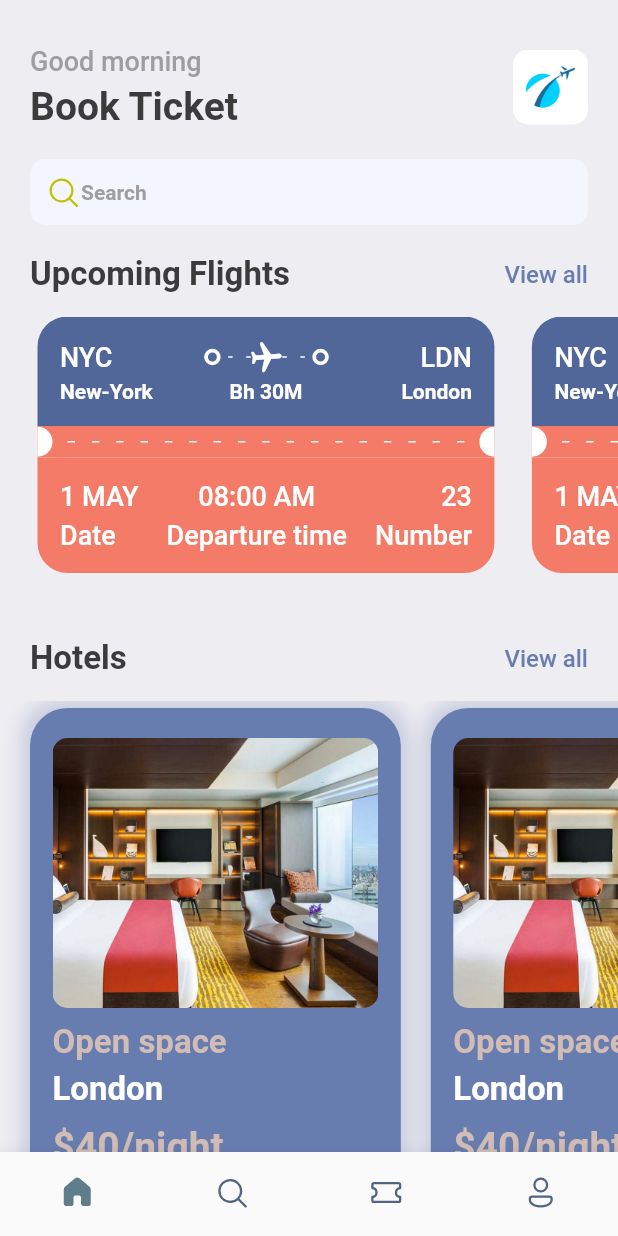
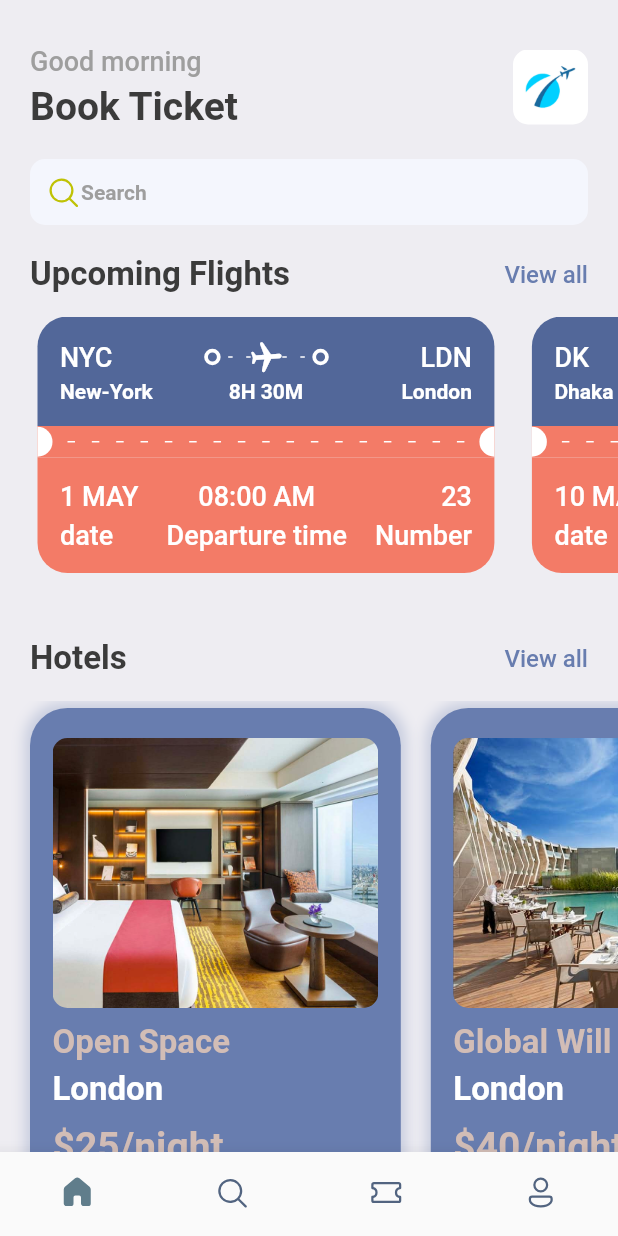
Before and after one commit to med-bs/booktickets, a Flutter app: the screen it shows after launch, on a phone screen of 412 x 824 dp. Run offline on Flutter 3.47's test engine with Material 2 defaults, Android fonts, the phone set to English and light mode, and no system bars; our stand-ins replace fluentui_icons, gap.

Commit message:
ticket and hotel dynamic 1

```diff
--- a/lib/screens/home_screen.dart
+++ b/lib/screens/home_screen.dart
@@ -1,5 +1,6 @@
 import 'package:booktickets/screens/hotel_screen.dart';
 import 'package:booktickets/screens/ticket_view.dart';
+import 'package:booktickets/utils/app_info_list.dart';
 import 'package:booktickets/utils/app_styles.dart';
 import 'package:fluentui_icons/fluentui_icons.dart';
 import 'package:flutter/material.dart';
@@ -75,10 +76,7 @@ class HomeScreen extends StatelessWidget {
             scrollDirection: Axis.horizontal,
             padding: const EdgeInsets.only(left: 20),
             child: Row(
-              children: const [
-                TicketView(),
-                TicketView(),
-              ],
+              children: ticketList.map((singleTicket) => TicketView(ticket: singleTicket)).toList(),
             ),
           ),
           const Gap(15),
@@ -99,10 +97,7 @@ class HomeScreen extends StatelessWidget {
             scrollDirection: Axis.horizontal,
             padding: const EdgeInsets.only(left: 20),
             child: Row(
-              children: const [
-                HotelScreen(),
-                HotelScreen(),
-              ],
+              children: hotelList.map((singleHotel) => HotelScreen(hotel: singleHotel)).toList(),
             ),
           ),
         ],
--- a/lib/screens/hotel_screen.dart
+++ b/lib/screens/hotel_screen.dart
@@ -4,7 +4,8 @@ import 'package:flutter/material.dart';
 import 'package:gap/gap.dart';
 
 class HotelScreen extends StatelessWidget {
-  const HotelScreen({Key? key}) : super(key: key);
+  final Map<String, dynamic> hotel;
+  const HotelScreen({Key? key, required this.hotel}) : super(key: key);
 
   @override
   Widget build(BuildContext context) {
@@ -19,8 +20,8 @@ class HotelScreen extends StatelessWidget {
         borderRadius: BorderRadius.circular(25),
         boxShadow: [BoxShadow(
           color: Styles.primaryColor.withOpacity(0.3),
-          blurRadius: 10,
-          spreadRadius: 5
+          blurRadius: 7,
+          spreadRadius: 3
         )]
       ),
       child: Column(
@@ -31,23 +32,23 @@ class HotelScreen extends StatelessWidget {
             decoration: BoxDecoration(
               borderRadius: BorderRadius.circular(10),
               color: Styles.primaryColor,
-              image: const DecorationImage(
+              image: DecorationImage(
                 fit: BoxFit.cover,
-                image: AssetImage("assets/images/one.png"),
+                image: AssetImage("assets/images/${hotel["image"]}"),
                 //2.40
               )
             ),
           ),
           const Gap(10),
-          Text("Open space",
+          Text(hotel["place"],
           style: Styles.headLineStyle2.copyWith(color: Styles.kakiColor),
           ),
           const Gap(5),
-          Text("London",
+          Text(hotel["destination"],
             style: Styles.headLineStyle2.copyWith(color: Colors.white),
           ),
           const Gap(10),
-          Text("\$40/night",
+          Text("\$${hotel["price"]}/night",
             style: Styles.headLineStyle1.copyWith(color: Styles.kakiColor),
           ),
         ],
--- a/lib/screens/ticket_view.dart
+++ b/lib/screens/ticket_view.dart
@@ -5,7 +5,8 @@ import 'package:flutter/material.dart';
 import 'package:gap/gap.dart';
 
 class TicketView extends StatelessWidget {
-  const TicketView({Key? key}) : super(key: key);
+  final Map<String, dynamic> ticket;
+  const TicketView({Key? key, required this.ticket }) : super(key: key);
 
   @override
   Widget build(BuildContext context) {
@@ -31,7 +32,7 @@ class TicketView extends StatelessWidget {
                   Row(
                     children: [
                       Text(
-                        "NYC",
+                        ticket["from"]["code"],
                         style:
                             Styles.headLineStyle3.copyWith(color: Colors.white),
                       ),
@@ -79,7 +80,7 @@ class TicketView extends StatelessWidget {
                       const TicketContainer(),
                       const Spacer(),
                       Text(
-                        "LDN",
+                        ticket["to"]["code"],
                         style:
                             Styles.headLineStyle3.copyWith(color: Colors.white),
                       ),
@@ -92,16 +93,16 @@ class TicketView extends StatelessWidget {
                       SizedBox(
                         width: 100,
                         child: Text(
-                          'New-York',
+                          ticket["from"]["name"],
                           style: Styles.headLineStyle4
                               .copyWith(color: Colors.white),
                         ),
                       ),
-                      Text("Bh 30M",style: Styles.headLineStyle4.copyWith(color: Colors.white),),
+                      Text(ticket["flying_time"],style: Styles.headLineStyle4.copyWith(color: Colors.white),),
                       SizedBox(
                         width: 100,
                         child: Text(
-                          'London',
+                          ticket["to"]["name"],
                           textAlign: TextAlign.end,
                           style: Styles.headLineStyle4
                               .copyWith(color: Colors.white),
@@ -182,15 +183,15 @@ class TicketView extends StatelessWidget {
                       Column(
                         crossAxisAlignment: CrossAxisAlignment.start,
                         children: [
-                          Text("1 MAY", style: Styles.headLineStyle3.copyWith(color: Colors.white),),
+                          Text(ticket["date"], style: Styles.headLineStyle3.copyWith(color: Colors.white),),
                           const Gap(5),
-                          Text("Date", style: Styles.headLineStyle3.copyWith(color: Colors.white),),
+                          Text("date", style: Styles.headLineStyle3.copyWith(color: Colors.white),),
                         ],
                       ),
                       Column(
                         crossAxisAlignment: CrossAxisAlignment.center,
                         children: [
-                          Text("08:00 AM", style: Styles.headLineStyle3.copyWith(color: Colors.white),),
+                          Text(ticket["departure_time"], style: Styles.headLineStyle3.copyWith(color: Colors.white),),
                           const Gap(5),
                           Text("Departure time", style: Styles.headLineStyle3.copyWith(color: Colors.white),),
                         ],
@@ -198,7 +199,7 @@ class TicketView extends StatelessWidget {
                       Column(
                         crossAxisAlignment: CrossAxisAlignment.end,
                         children: [
-                          Text("23", style: Styles.headLineStyle3.copyWith(color: Colors.white),),
+                          Text(ticket["number"].toString(), style: Styles.headLineStyle3.copyWith(color: Colors.white),),
                           const Gap(5),
                           Text("Number", style: Styles.headLineStyle3.copyWith(color: Colors.white),),
                         ],
--- /dev/null
+++ b/lib/utils/app_info_list.dart
@@ -0,0 +1,65 @@
+List<Map<String, dynamic>> hotelList = [
+  {
+    'image': 'one.png',
+    'place': 'Open Space',
+    'destination': 'London',
+    'price': 25
+  },
+  {
+    'image': 'two.png',
+    'place': 'Global Will',
+    'destination': 'London',
+    'price': 40
+  },
+  {
+    'image': 'three.png',
+    'place': 'Tallest Building',
+    'destination': 'Dubai',
+    'price': 68
+  },
+];
+
+List<Map<String, dynamic>> ticketList = [
+  {
+    'from': {
+      'code':"NYC",
+      'name':"New-York"
+    },
+    'to': {
+      'code':"LDN",
+      'name':"London"
+    },
+    'flying_time': '8H 30M',
+    'date': "1 MAY",
+    'departure_time':"08:00 AM",
+    "number":23
+  },
+  {
+    'from': {
+      'code':"DK",
+      'name':"Dhaka"
+    },
+    'to': {
+      'code':"SH",
+      'name':"Shanghai"
+    },
+    'flying_time': '4H 20M',
+    'date': "10 MAY",
+    'departure_time':"09:00 AM",
+    "number":45
+  },
+  {
+    'from': {
+      'code':"LDN",
+      'name':"London"
+    },
+    'to': {
+      'code':"DK",
+      'name':"Dhaka"
+    },
+    'flying_time': '4H 20M',
+    'date': "10 MAY",
+    'departure_time':"10:00 AM",
+    "number":50
+  },
+];
```
